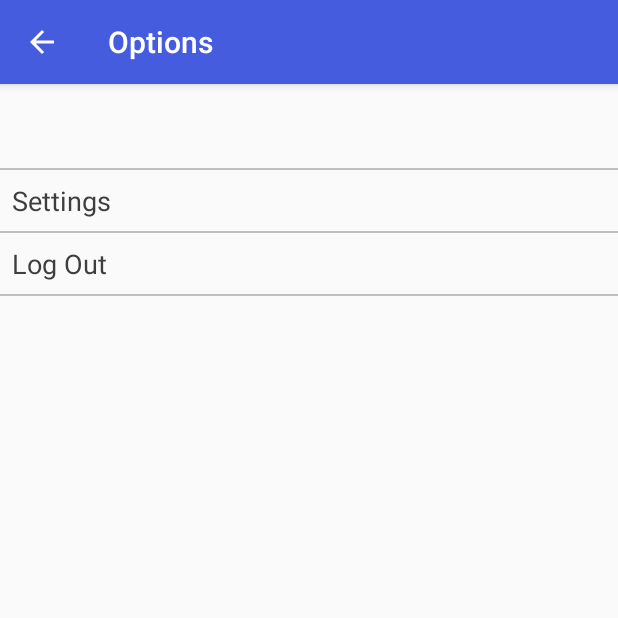
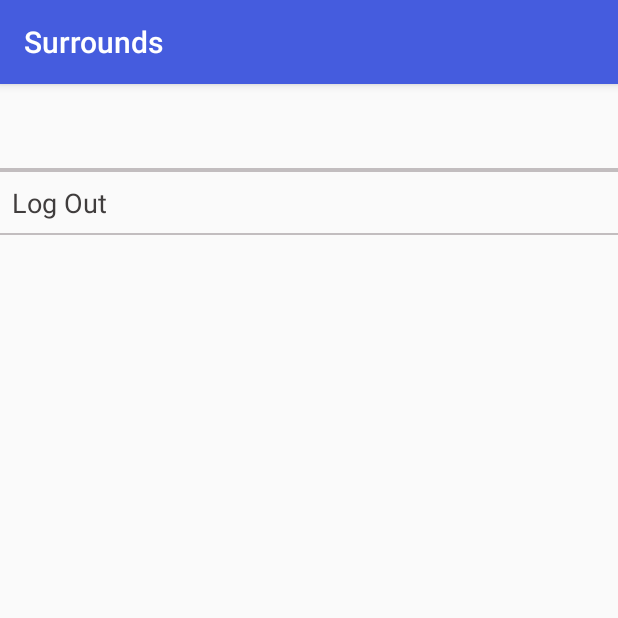
Before and after one commit to yyqyang/Surrounds_Mobile_APP, an Android app: the OptionsActivity screen opened directly, with no data from a screen before it, on a phone screen of 412 x 824 dp, the top half of it. Run offline under Robolectric (Android 15) with nearby library versions, the phone set to English and light mode, and no system bars; our stand-ins replace Firebase (no records; nobody signed in at launch, a user with empty details on screens opened directly).

Commit message:
fix the logout error

```diff
--- a/app/src/main/java/com/example/satenderkumar/chatapp/OptionsActivity.java
+++ b/app/src/main/java/com/example/satenderkumar/chatapp/OptionsActivity.java
@@ -20,9 +20,9 @@ public class OptionsActivity extends AppCompatActivity {
         setContentView(R.layout.activity_options);
 
         Toolbar toolbar = findViewById(R.id.toolbar);
-        setSupportActionBar(toolbar);
-        getSupportActionBar().setTitle("Options");
-        getSupportActionBar().setDisplayHomeAsUpEnabled(true);
+//        setSupportActionBar(toolbar);
+        //getSupportActionBar().setTitle("Options");
+        //getSupportActionBar().setDisplayHomeAsUpEnabled(true);
         toolbar.setNavigationOnClickListener(new View.OnClickListener() {
             @Override
             public void onClick(View view) {
--- a/app/src/main/res/layout/activity_login.xml
+++ b/app/src/main/res/layout/activity_login.xml
@@ -9,10 +9,12 @@
     android:gravity="center"
     tools:context=".LoginActivity">
 
-    <ImageView
+    <TextView
         android:layout_width="wrap_content"
         android:layout_height="50dp"
-        android:src="@drawable/logo"/>
+        android:src="@drawable/logo"
+        android:text="@string/app_name"
+        android:textAppearance="@style/TextAppearance.AppCompat.Display2" />
 
     <EditText
         android:layout_width="match_parent"
--- a/app/src/main/res/layout/activity_options.xml
+++ b/app/src/main/res/layout/activity_options.xml
@@ -19,14 +19,6 @@
         android:layout_height="1dp"
         android:background="@color/colorAccent"/>
 
-    <TextView
-        android:layout_width="match_parent"
-        android:layout_height="wrap_content"
-        android:text="Settings"
-        android:textColor="@color/colorPrimaryDark"
-        android:layout_margin="8dp"
-        android:textSize="18sp"/>
-
     <View
         android:layout_width="match_parent"
         android:layout_height="1dp"
```
